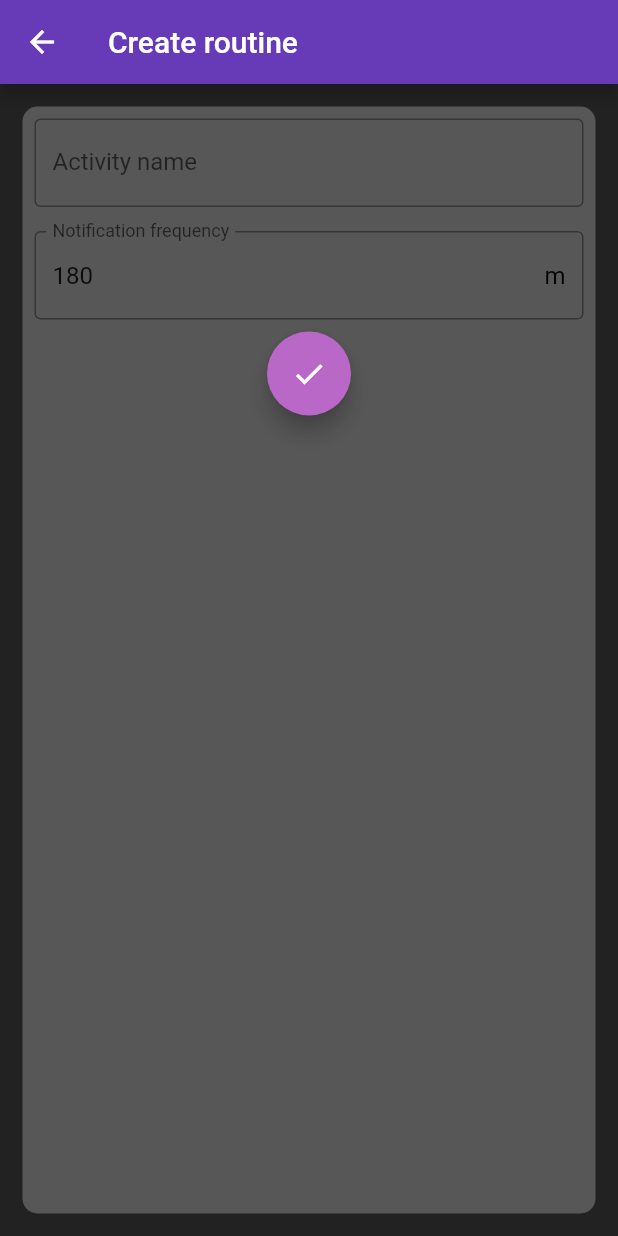
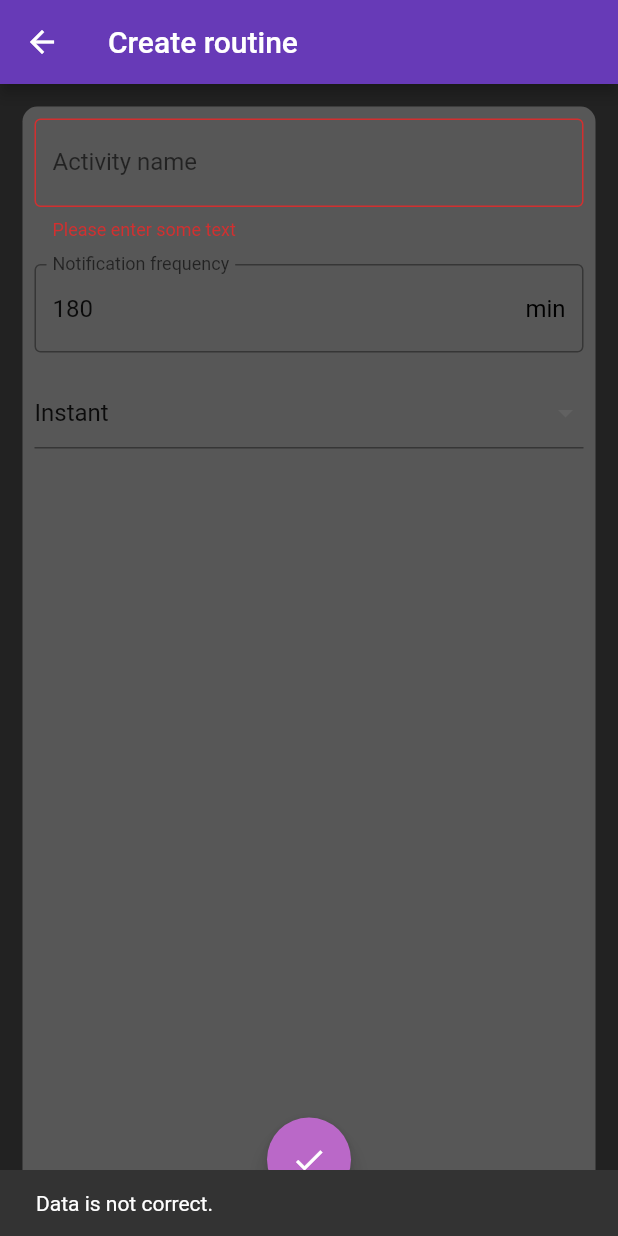
Before and after one commit to Josde/Habitr, a Flutter app: the EditRoutineScreen screen opened directly, after a tap on the "check" icon, on a phone screen of 412 x 824 dp. Run offline on Flutter 3.47's test engine with Material 2 defaults, Android fonts, the phone set to English and light mode, and no system bars.

Commit message:
Added editing and adding to EditRoutineScreen Fixed parsing JSONs at startup Changed access to EditRoutineScreen to a icon.

```diff
--- a/lib/models/routine.dart
+++ b/lib/models/routine.dart
@@ -9,8 +9,8 @@ class Routine {
 
   Routine.fromJson(Map<String,dynamic> json) {
     this.name = json['name'];
-    this.delayBetweenNotis = json['delayBetweenNotis'];
-    this.type = ActivityType.values.elementAt(json['type']);
+    this.delayBetweenNotis = int.parse(json['delayBetweenNotis']);
+    this.type = ActivityType.values.elementAt(int.parse(json['type']));
   }
 
   Map<String, dynamic> toJson() {
--- a/lib/screens/editroutinescreen.dart
+++ b/lib/screens/editroutinescreen.dart
@@ -21,6 +21,9 @@ class _EditRoutineScreenState extends State<EditRoutineScreen> {
   int freqNotificaciones = 180;
   Routine? rutinaActual = null;
   _EditRoutineScreenState({required this.index, this.createRoutine});
+  List<String> dropdownValues = ['Instant', 'Timer', 'Stopwatch'];
+  String chosenDropdownValue = 'Instant';
+  final _formKey = GlobalKey<FormState>();
   @override
   Widget build(BuildContext context) {
     if (this.createRoutine == null || this.createRoutine != true) {
@@ -28,6 +31,7 @@ class _EditRoutineScreenState extends State<EditRoutineScreen> {
       nombreRutina = rutinaActual!.name;
       freqNotificaciones = rutinaActual!.delayBetweenNotis;
       _currentType = rutinaActual!.type;
+      chosenDropdownValue = dropdownValues[_currentType.index];
       title = 'Edit routine';
     }
     //TODO: Use a Form + validation + submit saving data
@@ -48,12 +52,21 @@ class _EditRoutineScreenState extends State<EditRoutineScreen> {
           color: Colors.white24,
         ),
 
+        child: Form(
+          key: _formKey,
           child: Column(
             children: <Widget>[
               Padding(
                 padding: const EdgeInsets.all(8.0),
                 child: TextFormField(
                   initialValue: '$nombreRutina',
+                  validator: (value) {
+                    if (value == null || value.isEmpty) {
+                      return 'Please enter some text';
+                    }
+                    return null;
+                  },
+                  onSaved: (value) {this.nombreRutina = value ?? '';},
                   decoration: InputDecoration(
                     border: OutlineInputBorder(),
                     labelText: "Activity name",
@@ -65,25 +78,69 @@ class _EditRoutineScreenState extends State<EditRoutineScreen> {
                 padding: const EdgeInsets.all(8.0),
                 child: TextFormField(
                   initialValue: '${freqNotificaciones.toString()}',
+                  validator: (value) {
+                  if (value == null || value.isEmpty) {
+                    return 'Please enter some text';
+                    }
+                  return null;
+                  },
+                  onSaved: (value) {this.freqNotificaciones = (value == null ? 180 : int.parse(value));},
                   decoration: InputDecoration(
                     border: OutlineInputBorder(),
                     labelText: "Notification frequency",
-                  suffixText: 'm',
+                    suffixText: 'min',
                     hintStyle: TextStyle(color: Colors.black),
                   ),
                 ),
               ),
-            FloatingActionButton(
+              Padding(
+                padding: const EdgeInsets.all(8.0),
+                child: DropdownButtonFormField(
+                  items: dropdownValues.map<DropdownMenuItem<String>>((String value) {
+                  return DropdownMenuItem<String>(
+                  value: value,
+                  child: Text(value),
+                  );
+                  }).toList(),
+                  value: chosenDropdownValue,
+                  onChanged: (String? newValue) {
+                      setState(() {
+                      this.chosenDropdownValue = newValue!;
+                      });
+                  },
+                  onSaved: (String? value) {this._currentType = ActivityType.values[this.dropdownValues.indexOf(value!)];},
+                ),
+              ),
+              Spacer(),
+              Padding(
+                padding: const EdgeInsets.all(8.0),
+                child: FloatingActionButton(
                   onPressed: () {
+                    if (!_formKey.currentState!.validate()) {
+                      ScaffoldMessenger.of(context).showSnackBar(
+                        const SnackBar(content: Text('Data is not correct.')),
+                      );
+                      return;
+                    }
+                    _formKey.currentState!.save();
+                    Routine nuevaRutina = Routine(this.nombreRutina, this.freqNotificaciones, this._currentType);
                     if (this.createRoutine == null || this.createRoutine != true) {
-                  //TODO: Implement this
+                      setState(() {
+                        RoutineSingleton().listaRutinas[index] = nuevaRutina;
+                      });
+                      Navigator.pop(context);
                     } else {
-                  //TODO: ^
+                      setState(() {
+                        RoutineSingleton().listaRutinas.add(nuevaRutina);
+                      });
+                      Navigator.pop(context);
                     }
                   },
                   backgroundColor: Colors.purple[300],
-              child: const Icon(Icons.check),)
+                  child: const Icon(Icons.check),),
+              )
             ],
+          ),
         )
 
       ),
```
Also changed, not shown: lib/main.dart (+6 -7 lines), lib/screens/routinescreen.dart (+21 -7 lines). Lines whose indentation alone changed are shown as unchanged.
